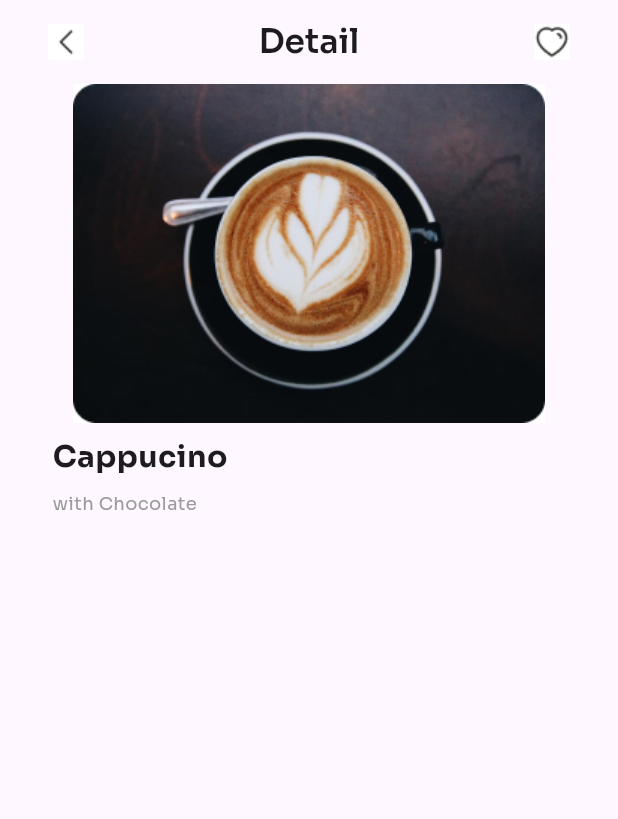
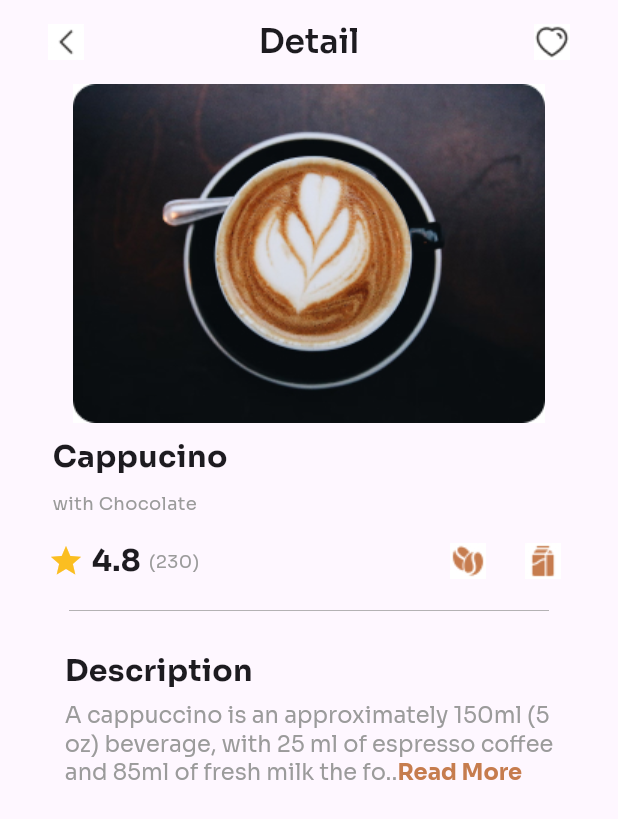
Before and after one commit to SirGoldencares/capuccino, a Flutter app: the screen it shows after launch, on a phone screen of 412 x 824 dp. Shown: the top 819 px of the screen. Run offline on Flutter 3.47's test engine with Material 3 defaults, Android fonts, the phone set to English and light mode, and no system bars.

Commit message:
added capuccino description and icons

```diff
--- a/capuccino/lib/main.dart
+++ b/capuccino/lib/main.dart
@@ -1,8 +1,8 @@
 import 'package:flutter/material.dart';
 import 'objects1.dart';
 import 'objects2.dart';
-// import 'objects3.dart';
-// import 'objects4.dart';
+import 'objects3.dart';
+import 'objects4.dart';
 // import 'objects5.dart';
 // import 'objects6.dart';
 
@@ -58,28 +58,28 @@ body: const SingleChildScrollView(
           textTwo:'with Chocolate',
         ),
 
-        // Padding(
-        //   padding: EdgeInsets.only(left: 32, right: 25, top: 5),
-        //   child: Row(
-        //     children: [
-        //       Icon(Icons.star, color: Color.fromRGBO(251, 190, 33, 1),),
-        //       BodyTextTwo(text1: '4.8', text2: '(230)'),
-        //       Spacer(),
-        //       ImageFour(),
-        //       ImageFive(),
-        //     ],
-        //   ),
-        // ),
-        // SizedBox(
-        //   width: 320,
-        //   child: Divider(
-        //         color: Color.fromRGBO(155, 155, 155, 1),
-        //         thickness: .5,
+        Padding(
+          padding: EdgeInsets.only(left: 32, right: 25, top: 5),
+          child: Row(
+            children: [
+              Icon(Icons.star, color: Color.fromRGBO(251, 190, 33, 1),),
+              BodyTextTwo(text1: '4.8', text2: '(230)'),
+              Spacer(),
+              ImageFour(),
+              ImageFive(),
+            ],
+          ),
+        ),
+        SizedBox(
+          width: 320,
+          child: Divider(
+                color: Color.fromRGBO(155, 155, 155, 1),
+                thickness: .5,
 
-        //       ),
-        // ),
-        // BodyTextThree(
-        //   text3: 'Description',),
+              ),
+        ),
+        BodyTextThree(
+          text3: 'Description',),
         //   BodyTextFour(text6: 'Size'),
         //   BodyTextFive(text7: 'Price', text8: '\$4.53',)
     ],
--- /dev/null
+++ b/capuccino/lib/objects3.dart
@@ -0,0 +1,58 @@
+import 'package:flutter/material.dart';
+
+class BodyTextTwo extends StatelessWidget {
+  const BodyTextTwo({super.key, required this.text1, required this.text2});
+  final String text1;
+  final String text2;
+
+
+ @override
+Widget build(BuildContext context){
+  return Row(
+      children: [
+        Padding(
+          padding: const EdgeInsets.only(left: 5, right: 5),
+          child: Text(text1,
+          style:
+          const TextStyle(
+            fontFamily: 'Sora',
+            fontWeight: FontWeight.w700,
+            fontSize: 20,
+          ),),
+        ),
+        Text(text2,
+          style:
+          const TextStyle(
+            fontFamily: 'Sora',
+            color: Color.fromRGBO(155, 155, 155, 1),
+            fontSize: 12,
+          ),),
+
+      ],
+    );
+}
+}
+class ImageFour extends StatelessWidget {
+  const ImageFour({super.key});
+
+  @override
+  Widget build(BuildContext context) {
+    return Column(
+            children: [Image.asset(
+            'assets/images/bean.jpg', height: 50, width: 50,
+          ),]
+        );
+  }
+}
+class ImageFive extends StatelessWidget {
+  const ImageFive({super.key});
+
+  @override
+  Widget build(BuildContext context) {
+    return Column(
+            children: [Image.asset(
+            'assets/images/milk.jpg', height: 50, width: 50,
+          ),]
+        );
+  }
+}
--- /dev/null
+++ b/capuccino/lib/objects4.dart
@@ -0,0 +1,53 @@
+import 'package:flutter/material.dart';
+
+class BodyTextThree extends StatelessWidget {
+  const BodyTextThree({super.key, required this.text3});
+  final String text3;
+
+
+ @override
+Widget build(BuildContext context){
+  return SizedBox(
+      child:  Padding(
+      padding: const EdgeInsets.only(top: 8.0),
+      child: Column(
+       crossAxisAlignment: CrossAxisAlignment.start,
+        children: [
+          Padding(
+            padding: const EdgeInsets.only(top:10, bottom: 5),
+            child: Text(text3,
+            style:
+            const TextStyle(
+              fontFamily: 'Sora',
+              fontWeight: FontWeight.w700,
+              fontSize: 20,
+            ),),
+          ),
+          RichText(
+          text:
+          const TextSpan(
+          text: 'A cappuccino is an approximately 150ml (5\noz) beverage, with 25 ml of espresso coffee\nand 85ml of fresh milk the fo..',
+          style:
+          TextStyle(
+          fontFamily: 'Sora',
+          color: Color.fromRGBO(155, 155, 155, 1),
+          fontSize: 15,),
+          children: <TextSpan>[
+          TextSpan(
+          text: 'Read More',
+          style:
+          TextStyle(
+          fontFamily: 'Sora',
+          fontWeight: FontWeight.w700,
+          fontSize: 15,
+          color: Color.fromRGBO(198, 124, 78, 1,)),
+          )],
+  ),
+)
+          ],
+          ),
+    ),
+  );
+
+}
+}
```
